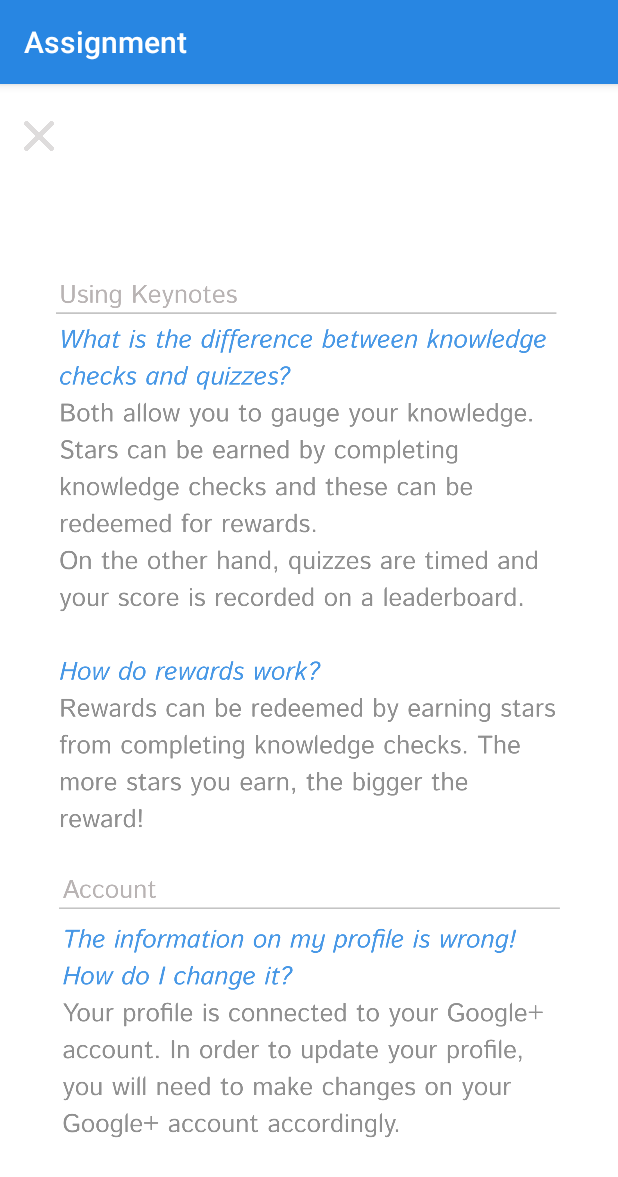
After one commit to ssarahlu/Assignment, an Android app: the HelpCentreActivity screen opened directly, with no data from a screen before it, on a phone screen of 412 x 824 dp. The commit adds this screen. Shown: the top 1177 px of the screen. Run offline under Robolectric (Android 15) with nearby library versions, the phone set to English and light mode, and no system bars.

Commit message:
Added some features to profile: feedback dialog, Help Centre Activity

```diff
--- a/app/src/main/AndroidManifest.xml
+++ b/app/src/main/AndroidManifest.xml
@@ -12,7 +12,8 @@
         android:roundIcon="@mipmap/ic_launcher_round"
         android:supportsRtl="true"
         android:theme="@style/AppTheme">
-        <activity android:name=".RewardDetailActivity"></activity>
+        <activity android:name=".HelpCentreActivity"></activity>
+        <activity android:name=".RewardDetailActivity" />
         <activity android:name=".LeaderboardActivity" />
         <activity android:name=".RewardActivity" />
         <activity android:name=".QuizActivity" />
--- /dev/null
+++ b/app/src/main/java/com/example/assignment/HelpCentreActivity.java
@@ -0,0 +1,31 @@
+package com.example.assignment;
+
+import androidx.appcompat.app.AppCompatActivity;
+
+import android.content.Intent;
+import android.os.Bundle;
+import android.view.View;
+import android.widget.ImageButton;
+
+public class HelpCentreActivity extends AppCompatActivity {
+    private ImageButton cancel;
+
+    @Override
+    protected void onCreate(Bundle savedInstanceState) {
+        super.onCreate(savedInstanceState);
+        setContentView(R.layout.activity_help_centre);
+
+        cancel = findViewById(R.id.cancel);
+
+        cancel.setOnClickListener(new View.OnClickListener() {
+            @Override
+            public void onClick(View v) {
+                Intent intent = new Intent(getApplicationContext(), ProfileActivity.class);
+                startActivity(intent);
+
+            }
+        });
+
+
+    }
+}
--- /dev/null
+++ b/app/src/main/res/layout/activity_help_centre.xml
@@ -0,0 +1,40 @@
+<?xml version="1.0" encoding="utf-8"?>
+<androidx.constraintlayout.widget.ConstraintLayout xmlns:android="http://schemas.android.com/apk/res/android"
+    xmlns:app="http://schemas.android.com/apk/res-auto"
+    xmlns:tools="http://schemas.android.com/tools"
+    android:layout_width="match_parent"
+    android:layout_height="match_parent"
+    android:background="#FFFFFF"
+    tools:context=".HelpCentreActivity">
+
+    <ImageView
+        android:id="@+id/imageView7"
+        android:layout_width="336dp"
+        android:layout_height="596dp"
+        app:layout_constraintBottom_toBottomOf="parent"
+        app:layout_constraintEnd_toEndOf="parent"
+        app:layout_constraintHorizontal_bias="0.493"
+        app:layout_constraintStart_toStartOf="parent"
+        app:layout_constraintTop_toTopOf="parent"
+        app:layout_constraintVertical_bias="0.696"
+        app:srcCompat="@drawable/help_centre" />
+
+    <ImageButton
+        android:id="@+id/cancel"
+        android:layout_width="20dp"
+        android:layout_height="20dp"
+        android:layout_alignParentLeft="true"
+        android:layout_alignParentTop="true"
+        android:layout_marginStart="16dp"
+        android:layout_marginLeft="16dp"
+        android:layout_marginEnd="323dp"
+        android:layout_marginRight="323dp"
+        android:background="@drawable/cancel"
+        app:layout_constraintBottom_toBottomOf="parent"
+        app:layout_constraintEnd_toEndOf="@+id/position"
+        app:layout_constraintHorizontal_bias="0.0"
+        app:layout_constraintStart_toStartOf="parent"
+        app:layout_constraintTop_toTopOf="parent"
+        app:layout_constraintVertical_bias="0.033" />
+
+</androidx.constraintlayout.widget.ConstraintLayout>
```
Also changed, not shown: app/src/main/java/com/example/assignment/ProfileActivity.java (+70 -1 lines), app/src/main/res/drawable-v24/help_centre.png (added).
